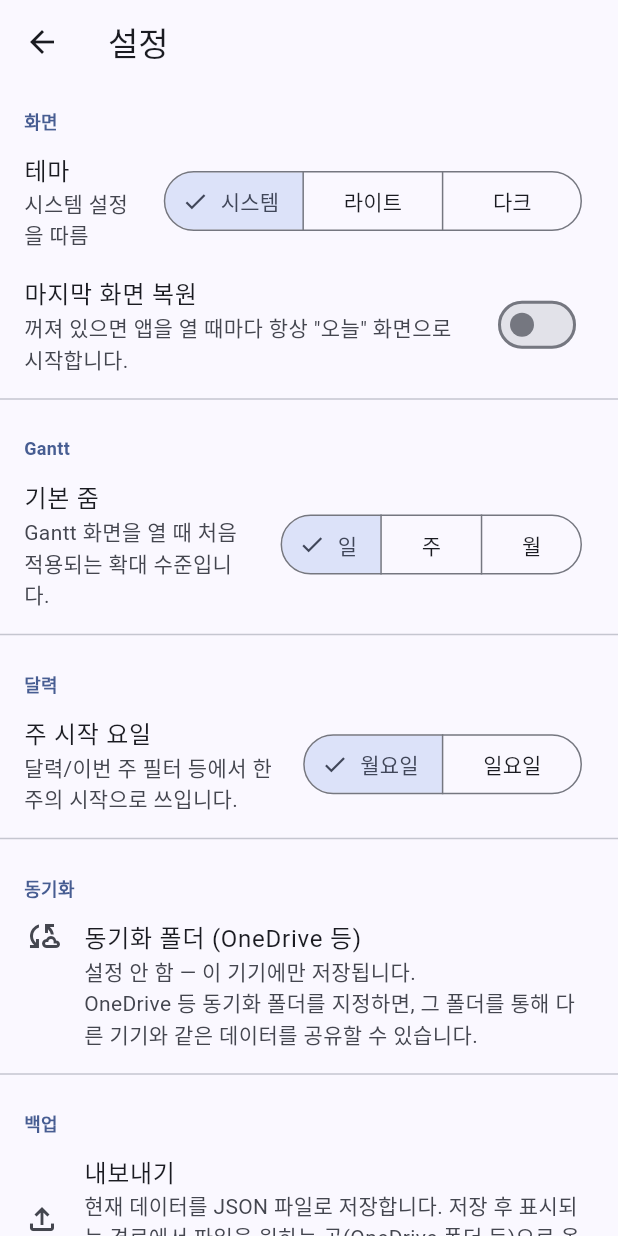
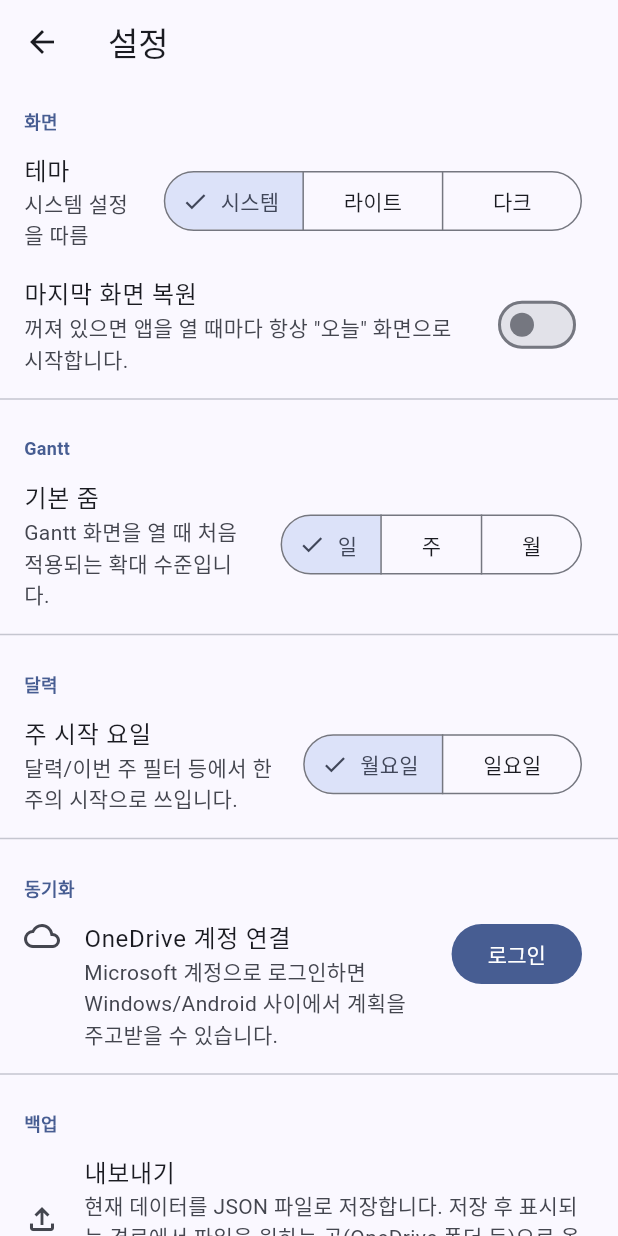
Before and after one commit to msk92221-creator/PlanBook, a Flutter app: the screen it shows after launch, after a tap on the "settings" icon, on a phone screen of 412 x 824 dp. Run offline on Flutter 3.47's test engine with Material 3 defaults, Android fonts, the phone set to English and light mode, and no system bars; our stand-ins replace flutter_secure_storage, package_info_plus; missing offline and left inert: flutter_web_auth_2.

Commit message:
v1.0.3: OneDrive 계정 동기화 완성, 폴더 방식 제거
## 동기화 (Windows ↔ Android)

Microsoft Graph API 기반 계정 동기화를 완성했다. v1.0.2 의 "폴더 지정" 방식은
제거했다 — 안드로이드 OneDrive 앱에는 동기화되는 로컬 폴더가 없어 원리상
동작할 수 없었고, 두 방식을 함께 두면 혼란만 준다.

- sync_state.dart: 기기 로컬 동기화 상태(eTag/내용 해시/시각). 동기화되는
  데이터에 넣지 않는다 — 기기마다 다른 값이라 같이 동기화하면 판단이 망가진다.
  변경 감지는 내용 해시로 한다(PlanStore 의 dirty 는 "디스크 저장 여부"라
  목적이 다르다).
- sync_service.dart: 판단과 통신을 엮는 실행 계층. 양쪽이 갈라지면 자동으로
  한쪽을 버리지 않고 사용자에게 넘기며, 어느 쪽을 고르든 버려지는 쪽을 먼저
  백업 파일로 남긴다.
- settings_page.dart: 로그인/연결 해제/지금 동기화/충돌 선택 UI.
- AndroidManifest: planbook:// 콜백 수신 액티비티 추가.
- app_dirs.dart: 저장 위치가 고정으로 돌아왔으므로 sync_config.dart 를 대체.

## Gantt (앞선 커밋들 포함해 이번 릴리스에 반영)

상위 항목 기간이 하위 범위로 잘리던 문제, 마일스톤이 상위 요약 막대에
표시되지 않던 문제, 작업 칸 너비 고정 문제.

flutter analyze 0 issues, flutter test 612개 통과.

Co-Authored-By: Claude Opus 5 <noreply@anthropic.com>
Claude-Session: https://claude.ai/code/session_01KsgeNcbcT6o6PFqXAMrVx5

```diff
--- /dev/null
+++ b/lib/data/sync/sync_state.dart
@@ -0,0 +1,97 @@
+/// 이 기기의 동기화 상태 — 마지막으로 성공한 동기화의 흔적.
+///
+/// **동기화되는 데이터 파일에 넣지 않고 기기 로컬에만 둔다.** 이 값은 "이
+/// 기기가 어디까지 맞춰놨는가" 라서 기기마다 다르다. 같이 동기화하면 기기 A 의
+/// 진행 상황이 기기 B 를 덮어써서 판단이 망가진다.
+///
+/// [lastSyncedContentHash] 는 "마지막 동기화 이후 이 기기에서 내용이
+/// 바뀌었는가" 를 알아내는 데 쓴다. [PlanStore] 의 dirty 플래그는 "디스크에
+/// 저장했는가" 라서 목적이 다르다 — 저장은 끝났지만 아직 올리지 않은 상태가
+/// 얼마든지 있기 때문에, 내용 해시를 따로 기억해야 한다.
+library;
+
+import 'dart:convert';
+import 'dart:io';
+
+import 'package:crypto/crypto.dart';
+
+const String _kSyncStateFileName = 'sync_state.json';
+
+class SyncState {
+  /// 마지막으로 맞춰놓은 원격 파일의 eTag. 한 번도 동기화 안 했으면 null.
+  final String? lastSyncedETag;
+
+  /// 그때 올리거나 받은 내용의 해시.
+  final String? lastSyncedContentHash;
+
+  /// 마지막 성공 시각(표시용).
+  final DateTime? lastSyncedAt;
+
+  const SyncState({
+    this.lastSyncedETag,
+    this.lastSyncedContentHash,
+    this.lastSyncedAt,
+  });
+
+  static const SyncState never = SyncState();
+
+  /// [content] 가 마지막 동기화 내용과 다른가(= 이 기기에서 바뀌었는가).
+  /// 한 번도 동기화한 적이 없으면, 내용이 있다는 것 자체가 변경이다.
+  bool hasLocalChanges(String content) =>
+      lastSyncedContentHash != hashContent(content);
+
+  Map<String, Object?> toJson() => {
+        'lastSyncedETag': lastSyncedETag,
+        'lastSyncedContentHash': lastSyncedContentHash,
+        'lastSyncedAt': lastSyncedAt?.toIso8601String(),
+      };
+
+  factory SyncState.fromJson(Map<String, Object?> json) => SyncState(
+        lastSyncedETag: json['lastSyncedETag']?.toString(),
+        lastSyncedContentHash: json['lastSyncedContentHash']?.toString(),
+        lastSyncedAt:
+            DateTime.tryParse(json['lastSyncedAt']?.toString() ?? ''),
+      );
+
+  @override
+  bool operator ==(Object other) =>
+      other is SyncState &&
+      other.lastSyncedETag == lastSyncedETag &&
+      other.lastSyncedContentHash == lastSyncedContentHash &&
+      other.lastSyncedAt == lastSyncedAt;
+
+  @override
+  int get hashCode =>
+      Object.hash(lastSyncedETag, lastSyncedContentHash, lastSyncedAt);
+}
+
+/// 내용 지문. 바이트가 같으면 같은 값이 나온다.
+String hashContent(String content) =>
+    sha256.convert(utf8.encode(content)).toString();
+
+File _stateFile(Directory localDir) =>
+    File('${localDir.path}${Platform.pathSeparator}$_kSyncStateFileName');
+
+/// 저장된 동기화 상태를 읽는다. 없거나 손상됐으면 [SyncState.never]
+/// (예외 X — 상태 파일이 깨졌다고 앱을 못 쓰게 만들 이유가 없다. 최악의 경우
+/// "한 번도 동기화 안 한 것" 으로 보고 다시 맞추면 된다).
+Future<SyncState> loadSyncState(Directory localDir) async {
+  try {
+    final file = _stateFile(localDir);
+    if (!await file.exists()) return SyncState.never;
+    final raw = await file.readAsString();
+    if (raw.trim().isEmpty) return SyncState.never;
+    final decoded = jsonDecode(raw);
+    if (decoded is! Map<String, Object?>) return SyncState.never;
+    return SyncState.fromJson(decoded);
+  } catch (_) {
+    return SyncState.never;
+  }
+}
+
+Future<void> saveSyncState(Directory localDir, SyncState state) async {
+  if (!await localDir.exists()) {
+    await localDir.create(recursive: true);
+  }
+  await _stateFile(localDir).writeAsString(jsonEncode(state.toJson()));
+}
--- a/lib/data/sync_config.dart
+++ /dev/null
@@ -1,93 +0,0 @@
-/// OneDrive(로컬 폴더) 동기화 설정.
-///
-/// **동기화 방식**: 별도의 클라우드 API 연동 없이, 앱의 데이터 파일
-/// (plan_store.json)을 사용자가 지정한 로컬 폴더(보통 OneDrive 동기화 폴더
-/// 안)에 그대로 저장한다. 여러 기기 간 실제 동기화는 OneDrive 클라이언트가
-/// 그 폴더를 감시하며 처리하고, 앱은 "저장 위치를 어디로 할지"만 책임진다.
-/// [JsonPlanRepository]가 이미 임의의 [Directory]를 저장 위치로 받으므로,
-/// 새 저장 백엔드를 만들 필요 없이 그 디렉터리를 동기화 폴더로 바꿔 끼우면
-/// 된다.
-///
-/// 이 설정(동기화 폴더 경로)은 기기마다 다를 수 있으므로(OneDrive 마운트
-/// 경로가 기기별로 다름) **동기화되는 데이터 파일(plan_store.json) 안에는
-/// 넣지 않는다** — 항상 로컬 전용 위치([defaultLocalDir])에 별도 파일로 둔다.
-library;
-
-import 'dart:convert';
-import 'dart:io';
-
-import 'package:flutter/foundation.dart';
-import 'package:path_provider/path_provider.dart';
-
-const String _kSyncConfigFileName = 'sync_config.json';
-
-/// 동기화 설정. [folderPath]가 null/빈 문자열이면 동기화 꺼짐(기기 로컬 저장).
-@immutable
-class SyncConfig {
-  final String? folderPath;
-
-  const SyncConfig({this.folderPath});
-
-  bool get isEnabled => folderPath != null && folderPath!.isNotEmpty;
-
-  Map<String, Object?> toJson() => {'folderPath': folderPath};
-
-  factory SyncConfig.fromJson(Map<String, Object?> json) =>
-      SyncConfig(folderPath: json['folderPath']?.toString());
-
-  @override
-  bool operator ==(Object other) =>
-      other is SyncConfig && other.folderPath == folderPath;
-
-  @override
-  int get hashCode => folderPath.hashCode;
-}
-
-/// 앱의 기본 로컬 저장 디렉터리(`<appSupport>/PlanBook`). 동기화 켜짐/꺼짐과
-/// 무관하게 **동기화 설정 파일 자체는 항상 여기 있다** — 동기화 대상 폴더가
-/// 무엇인지 알아야 할 다음 실행이, 그 정보를 알아내려고 동기화 폴더부터
-/// 먼저 읽는 순환에 빠지지 않게 하기 위해서다.
-Future<Directory> defaultLocalDir() async {
-  final support = await getApplicationSupportDirectory();
-  return Directory('${support.path}${Platform.pathSeparator}PlanBook');
-}
-
-File _configFile(Directory localDir) =>
-    File('${localDir.path}${Platform.pathSeparator}$_kSyncConfigFileName');
-
-/// [localDir]에서 동기화 설정을 읽는다. 파일이 없거나 손상된 경우 빈 설정
-/// (동기화 꺼짐)을 반환한다(예외 없음 — 다른 저장소 코드와 동일한 정책).
-Future<SyncConfig> loadSyncConfig(Directory localDir) async {
-  try {
-    final file = _configFile(localDir);
-    if (!await file.exists()) return const SyncConfig();
-    final raw = await file.readAsString();
-    if (raw.trim().isEmpty) return const SyncConfig();
-    final decoded = jsonDecode(raw);
-    if (decoded is! Map<String, Object?>) return const SyncConfig();
-    return SyncConfig.fromJson(decoded);
-  } catch (_) {
-    return const SyncConfig();
-  }
-}
-
-/// [config]를 [localDir]에 저장한다(항상 로컬 전용 위치, 덮어쓰기).
-Future<void> saveSyncConfig(Directory localDir, SyncConfig config) async {
-  if (!await localDir.exists()) {
-    await localDir.create(recursive: true);
-  }
-  await _configFile(localDir).writeAsString(jsonEncode(config.toJson()));
-}
-
-/// 사용자가 고른 원드라이브(등) 폴더 경로 아래 실제 데이터가 저장될 하위
-/// 폴더. 사용자가 고른 폴더 바로 아래에 `plan_store.json`을 흩뿌리지 않고,
-/// 로컬 기본 저장 위치와 동일하게 `PlanBook` 하위 폴더를 둔다.
-Directory syncDataDir(String pickedFolderPath) =>
-    Directory('$pickedFolderPath${Platform.pathSeparator}PlanBook');
-
-/// [config]를 반영해 실제 데이터 저장 디렉터리를 고른다. 동기화가 꺼져
-/// 있으면 [localDir], 켜져 있으면 [syncDataDir]이 가리키는 폴더.
-Directory resolveDataDir(Directory localDir, SyncConfig config) {
-  if (!config.isEnabled) return localDir;
-  return syncDataDir(config.folderPath!);
-}
--- a/lib/main.dart
+++ b/lib/main.dart
@@ -4,13 +4,12 @@ import 'package:flutter/material.dart';
 
 import 'data/json_plan_repository.dart';
 import 'data/plan_store.dart';
-import 'data/sync_config.dart';
+import 'data/app_dirs.dart';
 import 'ui/app.dart';
 
 /// PlanBook 진입점.
 ///
 /// - 앱 지원 디렉터리(`appSupport/PlanBook`)를 저장 위치로 사용.
-///   단, 동기화 폴더가 설정돼 있으면 그 폴더 아래를 대신 사용한다.
 /// - [PlanStore] 를 생성해 화면에 주입.
 /// - **창을 닫을 때 저장이 끝날 때까지 종료를 미룬다**([_LifecycleFlush]).
 Future<void> main() async {
@@ -27,9 +26,7 @@ Future<void> main() async {
 
 Future<PlanStore> _buildStore() async {
   final localDir = await defaultLocalDir();
-  final config = await loadSyncConfig(localDir);
-  final dataDir = resolveDataDir(localDir, config);
-  final repo = JsonPlanRepository(directory: dataDir);
+  final repo = JsonPlanRepository(directory: localDir);
   final store = PlanStore(repository: repo);
   return store;
 }
--- a/lib/ui/settings/settings_page.dart
+++ b/lib/ui/settings/settings_page.dart
@@ -4,15 +4,13 @@
 /// 저장 경로를 만들지 않는다). 앱 기본 진입 화면은 항상 Today 이고, "마지막
 /// 화면 복원"은 이 화면에서 켤 수 있는 선택 기능이다.
 ///
-/// 동기화 설정([SyncConfig])만은 예외로, [PlanStore]가 들고 있는 데이터가
-/// 아니라 기기 로컬 전용 파일에 별도로 저장된다(왜인지는
-/// data/sync_config.dart 문서 참고). 그래서 이 화면은 [StatefulWidget]으로
-/// 그 값을 따로 로드/보관한다.
+/// 동기화(OneDrive) 상태만은 예외로 [PlanStore] 밖에 있다 — 로그인 여부와
+/// 마지막 동기화 시각은 기기마다 다른 값이라 동기화되는 데이터에 넣지 않는다.
+/// 그래서 이 화면은 [StatefulWidget] 으로 그 값을 따로 로드/보관한다.
 library;
 
 import 'dart:io';
 
-import 'package:file_selector/file_selector.dart';
 import 'package:flutter/foundation.dart';
 import 'package:flutter/material.dart';
 import 'package:flutter/services.dart';
@@ -20,10 +18,14 @@ import 'package:package_info_plus/package_info_plus.dart';
 import 'package:path_provider/path_provider.dart';
 import 'package:url_launcher/url_launcher.dart';
 
-import '../../data/json_plan_repository.dart';
+import '../../data/app_dirs.dart';
 import '../../data/plan_export_import.dart';
 import '../../data/plan_store.dart';
-import '../../data/sync_config.dart';
+import '../../data/sync/graph_client.dart';
+import '../../data/sync/onedrive_auth.dart';
+import '../../data/sync/sync_decision.dart';
+import '../../data/sync/sync_service.dart';
+import '../../data/sync/sync_state.dart';
 import '../../data/update_check.dart';
 import '../../domain/app_settings.dart';
 import '../../domain/plan_integrity.dart';
@@ -32,10 +34,6 @@ import '../plan/gantt_metrics.dart';
 /// GitHub 저장소(owner/repo) — 업데이트 확인이 조회할 대상.
 const String kUpdateRepoOwner = 'msk92221-creator';
 const String kUpdateRepoName = 'PlanBook';
-
-/// 동기화 폴더 선택 시, 이미 데이터가 있는 폴더를 발견하면 사용자에게 묻는
-/// 세 가지 선택지.
-enum _SyncFolderChoice { cancel, useFolder, overwriteFolder }
 
 class SettingsPage extends StatefulWidget {
   final PlanStore store;
@@ -50,32 +48,53 @@ class _SettingsPageState extends State<SettingsPage> {
   PlanStore get store => widget.store;
 
   Directory? _localDir;
+  OneDriveAuth? _auth;
 
-  /// 동기화 설정 로드 전 기본값은 "꺼짐"이다 — 로딩 스피너를 따로 두지
-  /// 않는다. 실제 기기에서는 [defaultLocalDir]가 거의 즉시 응답하므로 켜져
-  /// 있는 경우에도 잠깐 깜빡이는 정도이고, path_provider 채널이 없는 환경
-  /// (위젯 테스트 등)에서도 화면이 "로딩 중" 애니메이션에 영구히 묶이지
-  /// 않는다(끝없이 도는 스피너는 pumpAndSettle 을 무한 대기시킨다).
-  SyncConfig _syncConfig = const SyncConfig();
+  /// 로그인 여부. 조회 전에는 false 로 두고, 확인되면 갱신한다 —
+  /// 로딩 스피너를 두지 않는 이유는 끝없이 도는 애니메이션이 위젯 테스트의
+  /// pumpAndSettle 을 무한 대기시키기 때문이다.
+  bool _signedIn = false;
+  SyncState _syncState = SyncState.never;
+
+  /// 동기화가 진행 중인 동안 버튼을 잠그기 위한 플래그.
+  bool _busy = false;
 
   @override
   void initState() {
     super.initState();
-    _loadSyncConfig();
+    _loadSyncStatus();
   }
 
-  Future<void> _loadSyncConfig() async {
+  /// path_provider / 보안 저장소는 플랫폼 채널을 타므로, 채널이 없는 환경
+  /// (위젯 테스트 등)에서도 화면이 죽지 않아야 한다 — 실패하면 로그아웃
+  /// 상태로 둔다.
+  Future<void> _loadSyncStatus() async {
     try {
       final localDir = await defaultLocalDir();
-      final config = await loadSyncConfig(localDir);
+      final auth = OneDriveAuth();
+      final signedIn = await auth.isSignedIn;
+      final state = await loadSyncState(localDir);
       if (!mounted) return;
       setState(() {
         _localDir = localDir;
-        _syncConfig = config;
+        _auth = auth;
+        _signedIn = signedIn;
+        _syncState = state;
       });
     } catch (_) {
-      // 조회 실패 시 이미 기본값(동기화 꺼짐)이므로 할 일 없음.
+      // 기본값(로그아웃)이 이미 안전한 상태다.
     }
+  }
+
+  SyncService? _buildService() {
+    final auth = _auth;
+    final dir = _localDir;
+    if (auth == null || dir == null) return null;
+    return SyncService(
+      store: store,
+      graph: GraphClient(accessToken: auth.accessToken),
+      localDir: dir,
+    );
   }
 
   @override
@@ -187,109 +206,102 @@ class _SettingsPageState extends State<SettingsPage> {
   }
 
   /// "동기화" 섹션 본문. 설정 로드 전에는 진행 표시만 보여준다.
+  /// "동기화" 섹션. 계정 로그인 / 지금 동기화 / 마지막 동기화 시각.
   Widget _buildSyncSection(BuildContext context) {
-    final config = _syncConfig;
+    if (!isOneDriveConfigured) {
+      return const ListTile(
+        leading: Icon(Icons.cloud_off_outlined),
+        title: Text('동기화를 쓸 수 없습니다'),
+        subtitle: Text('이 빌드에는 OneDrive 클라이언트 ID 가 설정되지 않았습니다.'),
+      );
+    }
+
+    final last = _syncState.lastSyncedAt;
     return Column(
       children: [
         ListTile(
-          leading: const Icon(Icons.cloud_sync_outlined),
-          title: const Text('동기화 폴더 (OneDrive 등)'),
+          leading: Icon(_signedIn ? Icons.cloud_done_outlined : Icons.cloud_outlined),
+          title: Text(_signedIn ? 'OneDrive 연결됨' : 'OneDrive 계정 연결'),
           subtitle: Text(
-            config.isEnabled
-                ? '${config.folderPath}${Platform.pathSeparator}PlanBook\n'
-                    '다른 폴더로 바꾸려면 다시 선택하세요. '
-                    '적용하려면 앱을 재시작해야 합니다.'
-                : '설정 안 함 — 이 기기에만 저장됩니다.\n'
-                    'OneDrive 등 동기화 폴더를 지정하면, 그 폴더를 통해 다른 기기와 '
-                    '같은 데이터를 공유할 수 있습니다.',
+            _signedIn
+                ? '계획 데이터가 OneDrive 앱 폴더에 저장됩니다. '
+                    '다른 기기에서도 같은 계정으로 로그인하면 같은 데이터를 씁니다.'
+                : 'Microsoft 계정으로 로그인하면 Windows/Android 사이에서 '
+                    '계획을 주고받을 수 있습니다.',
           ),
           isThreeLine: true,
-          onTap: () => _pickSyncFolder(context),
+          trailing: _signedIn
+              ? TextButton(
+                  onPressed: _busy ? null : _signOut,
+                  child: const Text('연결 해제'),
+                )
+              : FilledButton(
+                  onPressed: _busy ? null : _signIn,
+                  child: const Text('로그인'),
                 ),
-        if (config.isEnabled)
+        ),
+        if (_signedIn)
           ListTile(
-            leading: const Icon(Icons.link_off),
-            title: const Text('동기화 해제'),
-            subtitle: const Text('현재 데이터를 이 기기 로컬 저장 위치로 복사한 뒤 폴더 연결을 끊습니다.'),
-            onTap: () => _disableSync(context),
+            leading: _busy
+                ? const SizedBox(
+                    width: 24,
+                    height: 24,
+                    child: Center(
+                      child: SizedBox(
+                        width: 16,
+                        height: 16,
+                        child: CircularProgressIndicator(strokeWidth: 2),
+                      ),
+                    ),
+                  )
+                : const Icon(Icons.sync),
+            title: const Text('지금 동기화'),
+            subtitle: Text(
+              last == null
+                  ? '아직 동기화한 적이 없습니다.'
+                  : '마지막 동기화: ${_formatTime(last)}',
+            ),
+            onTap: _busy ? null : _syncNow,
           ),
       ],
     );
   }
 
-  Future<void> _pickSyncFolder(BuildContext context) async {
-    final messenger = ScaffoldMessenger.of(context);
-    final picked = await getDirectoryPath(
-      confirmButtonText: '이 폴더로 동기화',
-    );
-    if (picked == null || picked.isEmpty) return;
-    if (!context.mounted) return;
-
-    final targetDir = syncDataDir(picked);
-    final existing = await JsonPlanRepository(directory: targetDir).load();
-    if (!context.mounted) return;
-
-    if (existing != null) {
-      final choice = await showDialog<_SyncFolderChoice>(
-        context: context,
-        builder: (ctx) => AlertDialog(
-          title: const Text('이미 데이터가 있는 폴더입니다'),
-          content: Text(
-            '선택한 폴더에 작업 ${existing.nodes.length}개, '
-            '프로젝트 ${existing.projects.length}개가 들어 있는 PlanBook 데이터가 이미 '
-            '있습니다.\n\n어떻게 할까요?',
-          ),
-          actions: [
-            TextButton(
-              onPressed: () => Navigator.of(ctx).pop(_SyncFolderChoice.cancel),
-              child: const Text('취소'),
-            ),
-            TextButton(
-              onPressed: () =>
-                  Navigator.of(ctx).pop(_SyncFolderChoice.overwriteFolder),
-              child: const Text('현재 기기 데이터로 덮어쓰기'),
-            ),
-            FilledButton(
-              onPressed: () =>
-                  Navigator.of(ctx).pop(_SyncFolderChoice.useFolder),
-              child: const Text('폴더 데이터 사용'),
-            ),
-          ],
-        ),
-      );
-      if (choice == null || choice == _SyncFolderChoice.cancel) return;
-      if (choice == _SyncFolderChoice.overwriteFolder) {
-        await JsonPlanRepository(directory: targetDir)
-            .save(store.exportableSnapshot());
-      }
-      // useFolder: 폴더에 이미 있는 데이터를 그대로 둔다. 재시작 시 그 데이터로 열린다.
-    } else {
-      // 빈 폴더면 현재 데이터를 그대로 복사해 둔다(전환 과정에서 데이터 유실 방지).
-      await JsonPlanRepository(directory: targetDir)
-          .save(store.exportableSnapshot());
+  String _formatTime(DateTime t) {
+    String p2(int n) => n.toString().padLeft(2, '0');
+    return '${t.year}-${p2(t.month)}-${p2(t.day)} ${p2(t.hour)}:${p2(t.minute)}';
   }
 
-    final localDir = _localDir ?? await defaultLocalDir();
-    final newConfig = SyncConfig(folderPath: picked);
-    await saveSyncConfig(localDir, newConfig);
+  Future<void> _signIn() async {
+    final messenger = ScaffoldMessenger.of(context);
+    setState(() => _busy = true);
+    try {
+      final auth = _auth ?? OneDriveAuth();
+      await auth.signIn();
       if (!mounted) return;
       setState(() {
-      _localDir = localDir;
-      _syncConfig = newConfig;
+        _auth = auth;
+        _signedIn = true;
       });
       messenger.showSnackBar(
-      const SnackBar(content: Text('동기화 폴더가 설정되었습니다. 적용하려면 앱을 재시작하세요.')),
+        const SnackBar(content: Text('OneDrive 에 연결되었습니다. 이제 동기화할 수 있습니다.')),
       );
+    } catch (e) {
+      messenger.showSnackBar(SnackBar(content: Text('로그인 실패: $e')));
+    } finally {
+      if (mounted) setState(() => _busy = false);
+    }
   }
 
-  Future<void> _disableSync(BuildContext context) async {
+  Future<void> _signOut() async {
     final messenger = ScaffoldMessenger.of(context);
     final confirmed = await showDialog<bool>(
       context: context,
       builder: (ctx) => AlertDialog(
-        title: const Text('동기화 해제'),
+        title: const Text('연결 해제'),
         content: const Text(
-            '현재 데이터를 이 기기의 로컬 저장 위치로 복사한 뒤 동기화 폴더 연결을 끊습니다. 계속할까요?'),
+            'OneDrive 연결을 끊습니다. 이 기기의 계획 데이터는 그대로 남고, '
+            'OneDrive 에 올라간 내용도 지워지지 않습니다.'),
         actions: [
           TextButton(
             onPressed: () => Navigator.of(ctx).pop(false),
@@ -297,29 +309,106 @@ class _SettingsPageState extends State<SettingsPage> {
           ),
           FilledButton(
             onPressed: () => Navigator.of(ctx).pop(true),
-            child: const Text('해제'),
+            child: const Text('연결 해제'),
           ),
         ],
       ),
     );
     if (confirmed != true) return;
 
-    final localDir = _localDir ?? await defaultLocalDir();
-    await JsonPlanRepository(directory: localDir)
-        .save(store.exportableSnapshot());
-    await saveSyncConfig(localDir, const SyncConfig());
+    await (_auth ?? OneDriveAuth()).signOut();
     if (!mounted) return;
-    setState(() {
-      _localDir = localDir;
-      _syncConfig = const SyncConfig();
-    });
+    setState(() => _signedIn = false);
     messenger.showSnackBar(
-      const SnackBar(content: Text('동기화가 해제되었습니다. 적용하려면 앱을 재시작하세요.')),
+      const SnackBar(content: Text('연결이 해제되었습니다.')),
     );
   }
 
-  /// GitHub 최신 릴리스를 확인하고, 더 새 버전이 있으면 다운로드 여부를 묻는다.
-  /// **자동으로 다운로드/설치하지 않는다** — 항상 사용자가 "다운로드"를
+  Future<void> _syncNow() async {
+    final messenger = ScaffoldMessenger.of(context);
+    final svc = _buildService();
+    if (svc == null) return;
+
+    setState(() => _busy = true);
+    try {
+      final result = await svc.sync();
+      if (!mounted) return;
+
+      if (result.outcome == SyncOutcome.conflict) {
+        await _resolveConflict(svc, result);
+      } else {
+        messenger.showSnackBar(SnackBar(content: Text(switch (result.outcome) {
+          SyncOutcome.upToDate => '이미 최신 상태입니다.',
+          SyncOutcome.uploaded => '이 기기 내용을 OneDrive 에 올렸습니다.',
+          SyncOutcome.downloaded => 'OneDrive 의 최신 내용을 받아왔습니다.',
+          SyncOutcome.conflict => '',
+        })));
+      }
+      await _refreshSyncState();
+    } catch (e) {
+      if (mounted) {
+        messenger.showSnackBar(SnackBar(content: Text('동기화 실패: $e')));
+      }
+    } finally {
+      if (mounted) setState(() => _busy = false);
+    }
+  }
+
+  /// 충돌 — **자동으로 한쪽을 버리지 않는다.** 사용자가 고르게 하고, 어느
+  /// 쪽을 고르든 버려지는 쪽은 백업 파일로 남는다([SyncService.resolveConflict]).
+  Future<void> _resolveConflict(SyncService svc, SyncResult result) async {
+    final messenger = ScaffoldMessenger.of(context);
+    final localCount = store.tree.allNodes.length;
+    final remoteCount = result.remoteSnapshot?.nodes.length;
+
+    final choice = await showDialog<ConflictResolution>(
+      context: context,
+      builder: (ctx) => AlertDialog(
+        title: const Text('양쪽이 모두 바뀌었습니다'),
+        content: Text(
+          '이 기기와 OneDrive 양쪽에서 각각 내용이 바뀌어 자동으로 합칠 수 없습니다.\n\n'
+          '• 이 기기: 작업 $localCount개\n'
+          '• OneDrive: 작업 ${remoteCount ?? '?'}개\n\n'
+          '어느 쪽을 남길까요? 선택하지 않은 쪽은 이 기기에 백업 파일로 저장됩니다.',
+        ),
+        actions: [
+          TextButton(
+            onPressed: () => Navigator.of(ctx).pop(),
+            child: const Text('나중에'),
+          ),
+          TextButton(
+            onPressed: () =>
+                Navigator.of(ctx).pop(ConflictResolution.keepRemote),
+            child: const Text('OneDrive 것 사용'),
+          ),
+          FilledButton(
+            onPressed: () =>
+                Navigator.of(ctx).pop(ConflictResolution.keepLocal),
+            child: const Text('이 기기 것 사용'),
+          ),
+        ],
+      ),
+    );
+    if (choice == null) return;
+
+    final outcome = await svc.resolveConflict(choice);
+    if (!mounted) return;
+    messenger.showSnackBar(SnackBar(
+      content: Text(outcome == SyncOutcome.uploaded
+          ? '이 기기 내용으로 맞췄습니다.'
+          : 'OneDrive 내용으로 맞췄습니다.'),
+    ));
+  }
+
+  Future<void> _refreshSyncState() async {
+    final dir = _localDir;
+    if (dir == null) return;
+    final state = await loadSyncState(dir);
+    if (!mounted) return;
+    setState(() => _syncState = state);
+  }
+
+
   /// 눌러야 브라우저/OS 다운로드 관리자가 파일을 받는다.
   Future<void> _checkUpdate(BuildContext context) async {
     final messenger = ScaffoldMessenger.of(context);
--- a/pubspec.yaml
+++ b/pubspec.yaml
@@ -16,7 +16,7 @@ publish_to: 'none' # Remove this line if you wish to publish to pub.dev
 # https://developer.apple.com/library/archive/documentation/General/Reference/InfoPlistKeyReference/Articles/CoreFoundationKeys.html
 # In Windows, build-name is used as the major, minor, and patch parts
 # of the product and file versions while build-number is used as the build suffix.
-version: 1.0.2+3
+version: 1.0.3+4
 
 environment:
   sdk: ^3.12.2
```
Also changed, not shown: lib/data/app_dirs.dart (added, +16 -0 lines), lib/data/sync/sync_service.dart (added, +164 -0 lines), 6 other files. Lines whose indentation alone changed are shown as unchanged.
